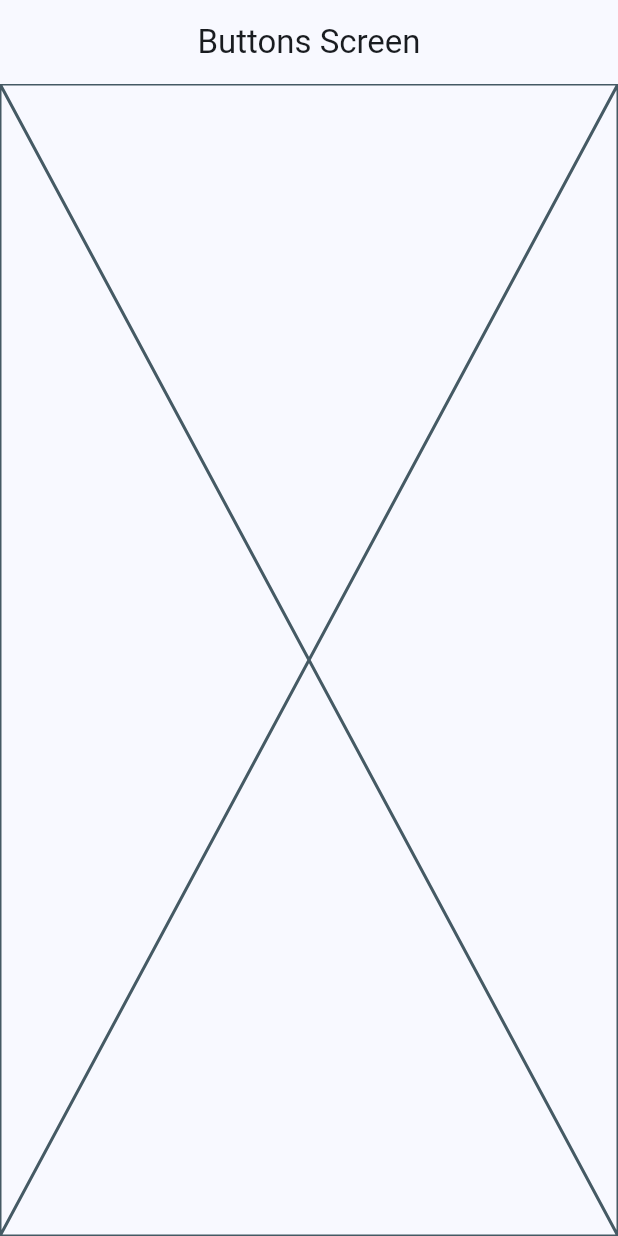
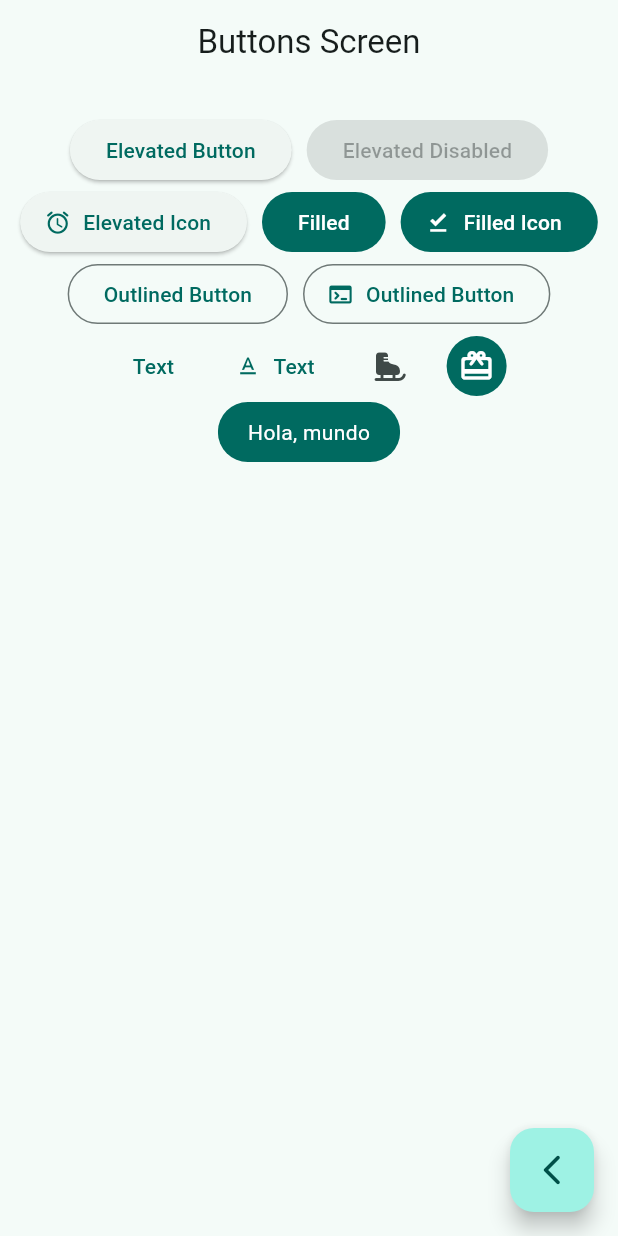
Before and after one commit to salcidogrijalva/widgets_app, a Flutter app: the ButtonsScreen screen opened by its route, on a phone screen of 412 x 824 dp. Run offline on Flutter 3.47's test engine with Material 3 defaults, Android fonts, the phone set to English and light mode, and no system bars; our stand-ins replace go_router.

Commit message:
Button Screen finished

```diff
--- a/lib/main.dart
+++ b/lib/main.dart
@@ -13,7 +13,7 @@ class MainApp extends StatelessWidget {
   Widget build(BuildContext context) {
     return MaterialApp.router(
       routerConfig: appRouter,
-      theme: AppTheme().getTheme(),
+      theme: AppTheme(selectedColor: 1).getTheme(),
     );
   }
 }
--- a/lib/presentation/screens/buttons/buttons_screen.dart
+++ b/lib/presentation/screens/buttons/buttons_screen.dart
@@ -1,4 +1,5 @@
 import 'package:flutter/material.dart';
+import 'package:go_router/go_router.dart';
 
 class ButtonsScreen extends StatelessWidget {
   static const String name = 'buttons_screen';
@@ -11,7 +12,95 @@ class ButtonsScreen extends StatelessWidget {
       appBar: AppBar(
         title: const Text('Buttons Screen'),
       ),
-      body: const Placeholder(),
+      body: _ButtonsView(),
+      floatingActionButton: FloatingActionButton(
+        child: const Icon(Icons.arrow_back_ios_new_rounded),
+        onPressed: () {
+          context.pop();
+        },
+      ),
     );
   }
 }
+
+class _ButtonsView extends StatelessWidget {
+  @override
+  Widget build(BuildContext context) {
+    final colors = Theme.of(context).colorScheme;
+
+    return SizedBox(
+      width: double.infinity,
+      child: Padding(
+        padding: const EdgeInsets.symmetric(horizontal: 10, vertical: 20),
+        child: Wrap(
+          alignment: WrapAlignment.center,
+          spacing: 10,
+          children: [
+            ElevatedButton(
+                onPressed: () {}, child: const Text('Elevated Button')),
+            const ElevatedButton(
+                onPressed: null, child: Text('Elevated Disabled')),
+            ElevatedButton.icon(
+              onPressed: () {},
+              icon: const Icon(Icons.access_alarm_rounded),
+              label: const Text('Elevated Icon'),
+            ),
+            FilledButton(onPressed: () {}, child: const Text('Filled')),
+            FilledButton.icon(
+              onPressed: () {},
+              icon: const Icon(Icons.file_download_done),
+              label: const Text('Filled Icon'),
+            ),
+            OutlinedButton(
+                onPressed: () {}, child: const Text('Outlined Button')),
+            OutlinedButton.icon(
+                onPressed: () {},
+                icon: const Icon(Icons.terminal_rounded),
+                label: const Text('Outlined Button')),
+            TextButton(onPressed: () {}, child: const Text('Text')),
+            TextButton.icon(
+                onPressed: () {},
+                icon: const Icon(Icons.text_format),
+                label: const Text('Text')),
+            IconButton(
+                onPressed: () {}, icon: const Icon(Icons.ice_skating_rounded)),
+            IconButton(
+              onPressed: () {},
+              icon: const Icon(Icons.wallet_giftcard_rounded),
+              style: ButtonStyle(
+                  backgroundColor: MaterialStatePropertyAll(colors.primary),
+                  iconColor: const MaterialStatePropertyAll(Colors.white)),
+            ),
+            const CustomButton()
+          ],
+        ),
+      ),
+    );
+  }
+}
+
+class CustomButton extends StatelessWidget {
+  const CustomButton({super.key});
+
+  @override
+  Widget build(BuildContext context) {
+    final colors = Theme.of(context).colorScheme;
+
+    return ClipRRect(
+      borderRadius: BorderRadius.circular(20),
+      child: Material(
+        color: colors.primary,
+        child: InkWell(
+          onTap: () {},
+          child: const Padding(
+            padding: EdgeInsets.symmetric(horizontal: 20, vertical: 10),
+            child: Text(
+              'Hola, mundo',
+              style: TextStyle(color: Colors.white),
+            ),
+          ),
+        ),
+      ),
+    );
+  }
+}
```
